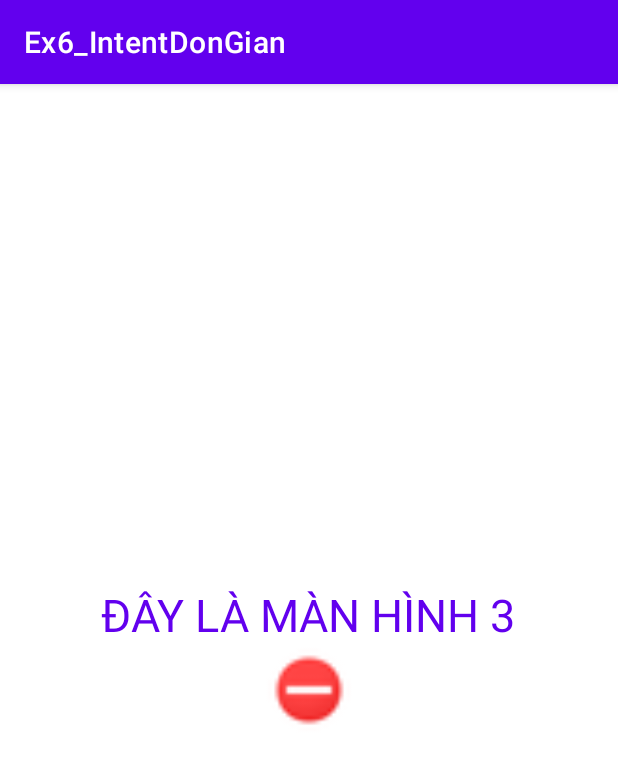
After one commit to MinhQuan1808/62133209-AndroidProgramming, an Android app: the MH3Activity screen opened directly, with no data from a screen before it, on a phone screen of 412 x 824 dp. The commit adds this screen. Shown: the top 764 px of the screen. Run offline under Robolectric (Android 15) with nearby library versions, the phone set to English and light mode, and no system bars.

Commit message:
Cap nhat Ex6 lan 2

```diff
--- a/Ex6_IntentDonGian/app/src/main/AndroidManifest.xml
+++ b/Ex6_IntentDonGian/app/src/main/AndroidManifest.xml
@@ -12,6 +12,12 @@
         android:theme="@style/Theme.Ex6_IntentDonGian"
         tools:targetApi="31">
         <activity
+            android:name=".MH3Activity"
+            android:exported="false" />
+        <activity
+            android:name=".MH2Activity"
+            android:exported="false" />
+        <activity
             android:name=".MainActivity"
             android:exported="true">
             <intent-filter>
--- /dev/null
+++ b/Ex6_IntentDonGian/app/src/main/java/ntu/quanndm/ex6_intentdongian/MH3Activity.java
@@ -0,0 +1,14 @@
+package ntu.quanndm.ex6_intentdongian;
+
+import androidx.appcompat.app.AppCompatActivity;
+
+import android.os.Bundle;
+
+public class MH3Activity extends AppCompatActivity {
+
+    @Override
+    protected void onCreate(Bundle savedInstanceState) {
+        super.onCreate(savedInstanceState);
+        setContentView(R.layout.activity_mh3);
+    }
+}
--- /dev/null
+++ b/Ex6_IntentDonGian/app/src/main/res/layout/activity_mh3.xml
@@ -0,0 +1,24 @@
+<?xml version="1.0" encoding="utf-8"?>
+<LinearLayout xmlns:android="http://schemas.android.com/apk/res/android"
+    xmlns:app="http://schemas.android.com/apk/res-auto"
+    xmlns:tools="http://schemas.android.com/tools"
+    android:layout_width="match_parent"
+    android:layout_height="match_parent"
+    android:gravity="center_vertical|center_horizontal"
+    android:orientation="vertical"
+    tools:context=".MH3Activity">
+    <TextView
+        android:id="@+id/textView2"
+        android:layout_width="wrap_content"
+        android:layout_height="wrap_content"
+        android:text="ĐÂY LÀ MÀN HÌNH 3"
+        android:textSize="30dp"
+        android:textColor="@color/purple_500"/>
+
+    <ImageView
+        android:id="@+id/imageView"
+        android:layout_width="match_parent"
+        android:layout_height="60dp"
+        app:srcCompat="@android:drawable/presence_busy"
+        tools:srcCompat="@tools:sample/avatars" />
+</LinearLayout>
```
Also changed, not shown: Ex6_IntentDonGian/app/src/main/java/ntu/quanndm/ex6_intentdongian/MH2Activity.java (added, +14 -0 lines), Ex6_IntentDonGian/app/src/main/java/ntu/quanndm/ex6_intentdongian/MainActivity.java (+7 -0 lines), Ex6_IntentDonGian/app/src/main/res/layout/activity_mh2.xml (added, +24 -0 lines).
